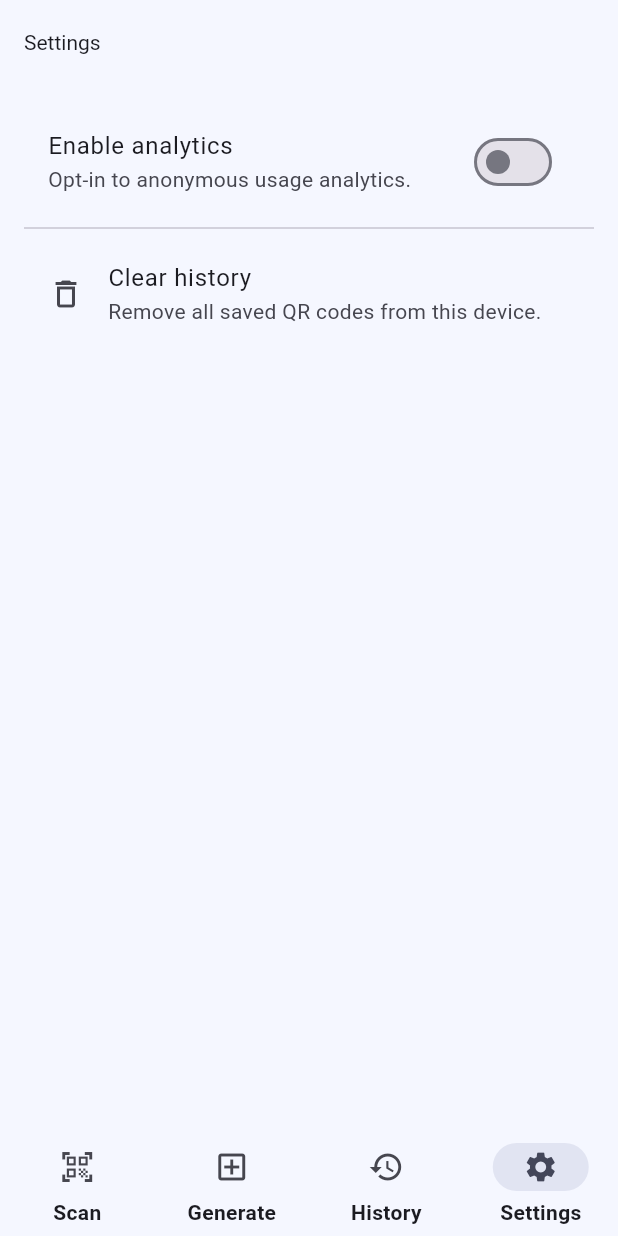
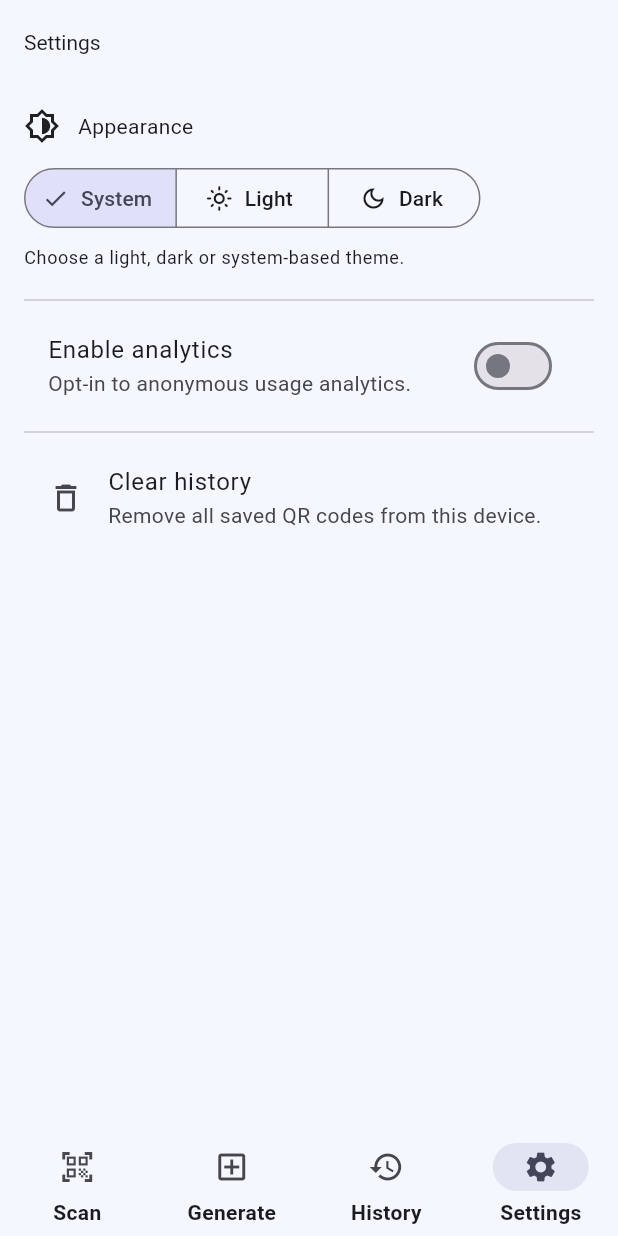
Before and after one commit to maliknomi0/qr-Code-App, a Flutter app: the screen it shows after launch, item 4 of the bottom bar chosen, on a phone screen of 412 x 824 dp. Run offline on Flutter 3.47's test engine with Material 3 defaults, Android fonts, the phone set to English and light mode, and no system bars; our stand-ins replace flutter_riverpod, go_router, hive, hive_flutter, image_gallery_saver, qr_flutter and 3 more; missing offline and left inert: mobile_scanner; accounts and stored records are empty.

Commit message:
Add persistent theme mode selection

```diff
--- a/lib/app/app.dart
+++ b/lib/app/app.dart
@@ -5,6 +5,7 @@ import '../core/logging/logger.dart';
 import 'di/providers.dart';
 import 'router.dart';
 import 'theme/app_theme.dart';
+import 'theme/theme_controller.dart';
 
 class QrToolApp extends ConsumerWidget {
   const QrToolApp({super.key});
@@ -13,12 +14,15 @@ class QrToolApp extends ConsumerWidget {
   Widget build(BuildContext context, WidgetRef ref) {
     final router = ref.watch(appRouterProvider);
     final logger = ref.watch(loggerProvider);
+    final themeMode = ref.watch(themeControllerProvider);
 
     return MaterialApp.router(
       title: 'QR Tool',
       debugShowCheckedModeBanner: false,
       routerConfig: router,
       theme: buildAppTheme(),
+      darkTheme: buildDarkAppTheme(),
+      themeMode: themeMode,
       builder: (context, child) {
         logger.debug(
           'Building app with locale: ' '${Localizations.localeOf(context)}',
--- a/lib/app/bootstrap.dart
+++ b/lib/app/bootstrap.dart
@@ -3,12 +3,16 @@ import 'dart:async';
 import 'package:flutter/material.dart';
 import 'package:flutter_riverpod/flutter_riverpod.dart';
 import 'package:hive_flutter/hive_flutter.dart';
+import 'package:shared_preferences/shared_preferences.dart';
 
 import '../core/logging/logger.dart';
 import 'app.dart';
+import 'theme/theme_controller.dart';
 
 Future<void> bootstrap() async {
   await Hive.initFlutter();
+  final sharedPreferences = await SharedPreferences.getInstance();
+  final themePreferences = ThemePreferences(sharedPreferences);
 
   final logger = AppLogger();
 
@@ -17,6 +21,7 @@ Future<void> bootstrap() async {
       ProviderScope(
         overrides: [
           loggerProvider.overrideWithValue(logger),
+          themePreferencesProvider.overrideWithValue(themePreferences),
         ],
         child: const QrToolApp(),
       ),
--- a/lib/app/theme/app_theme.dart
+++ b/lib/app/theme/app_theme.dart
@@ -1,11 +1,12 @@
 import 'package:flutter/material.dart';
 import 'package:flutter/services.dart';
 
-ThemeData buildAppTheme() {
+ThemeData _buildTheme({required Brightness brightness}) {
+  final isLight = brightness == Brightness.light;
   final colorScheme = ColorScheme.fromSeed(
     seedColor: const Color(0xFF3B5BFF),
-    surface: const Color(0xFFF5F7FF),
-    brightness: Brightness.light,
+    surface: isLight ? const Color(0xFFF5F7FF) : const Color(0xFF11121A),
+    brightness: brightness,
   );
 
   final base = ThemeData(
@@ -18,8 +19,11 @@ ThemeData buildAppTheme() {
     displayColor: colorScheme.onSurface,
   );
 
-  final cardColor = Color.lerp(colorScheme.surface, Colors.white, 0.6) ?? colorScheme.surface;
-  final inputFill = Color.lerp(colorScheme.surface, colorScheme.surfaceVariant, 0.55) ?? colorScheme.surface;
+  final cardColor = isLight
+      ? Color.lerp(colorScheme.surface, Colors.white, 0.6) ?? colorScheme.surface
+      : Color.lerp(colorScheme.surface, colorScheme.surfaceVariant, 0.35) ?? colorScheme.surface;
+  final inputFill = Color.lerp(colorScheme.surface, colorScheme.surfaceVariant, isLight ? 0.55 : 0.3) ??
+      colorScheme.surface;
 
   return base.copyWith(
     colorScheme: colorScheme,
@@ -35,7 +39,7 @@ ThemeData buildAppTheme() {
       centerTitle: false,
       surfaceTintColor: Colors.transparent,
       titleTextStyle: textTheme.titleLarge,
-      systemOverlayStyle: SystemUiOverlayStyle.dark,
+      systemOverlayStyle: isLight ? SystemUiOverlayStyle.dark : SystemUiOverlayStyle.light,
     ),
     cardTheme: base.cardTheme.copyWith(
       margin: EdgeInsets.zero,
@@ -50,7 +54,7 @@ ThemeData buildAppTheme() {
       border: OutlineInputBorder(borderRadius: BorderRadius.circular(20)),
       enabledBorder: OutlineInputBorder(
         borderRadius: BorderRadius.circular(20),
-        borderSide: BorderSide(color: colorScheme.outline.withOpacity(0.3)),
+        borderSide: BorderSide(color: colorScheme.outline.withOpacity(isLight ? 0.3 : 0.5)),
       ),
       focusedBorder: OutlineInputBorder(
         borderRadius: BorderRadius.circular(20),
@@ -71,7 +75,7 @@ ThemeData buildAppTheme() {
       style: OutlinedButton.styleFrom(
         shape: RoundedRectangleBorder(borderRadius: BorderRadius.circular(18)),
         padding: const EdgeInsets.symmetric(horizontal: 20, vertical: 16),
-        side: BorderSide(color: colorScheme.outline.withOpacity(0.35)),
+        side: BorderSide(color: colorScheme.outline.withOpacity(isLight ? 0.35 : 0.6)),
         textStyle: textTheme.titleMedium?.copyWith(fontWeight: FontWeight.w600),
       ),
     ),
@@ -83,7 +87,7 @@ ThemeData buildAppTheme() {
     ),
     sliderTheme: base.sliderTheme.copyWith(
       activeTrackColor: colorScheme.primary,
-      inactiveTrackColor: colorScheme.primary.withOpacity(0.15),
+      inactiveTrackColor: colorScheme.primary.withOpacity(isLight ? 0.15 : 0.25),
       thumbColor: colorScheme.primary,
       overlayColor: colorScheme.primary.withOpacity(0.12),
     ),
@@ -97,7 +101,7 @@ ThemeData buildAppTheme() {
       height: 68,
       elevation: 0,
       backgroundColor: Colors.transparent,
-      indicatorColor: colorScheme.primary.withOpacity(0.12),
+      indicatorColor: colorScheme.primary.withOpacity(isLight ? 0.12 : 0.2),
       labelBehavior: NavigationDestinationLabelBehavior.alwaysShow,
       labelTextStyle: MaterialStateProperty.all(
         textTheme.labelMedium?.copyWith(fontWeight: FontWeight.w600),
@@ -105,3 +109,7 @@ ThemeData buildAppTheme() {
     ),
   );
 }
+
+ThemeData buildAppTheme() => _buildTheme(brightness: Brightness.light);
+
+ThemeData buildDarkAppTheme() => _buildTheme(brightness: Brightness.dark);
--- /dev/null
+++ b/lib/app/theme/theme_controller.dart
@@ -0,0 +1,53 @@
+import 'dart:async';
+
+import 'package:flutter/material.dart';
+import 'package:flutter_riverpod/flutter_riverpod.dart';
+import 'package:shared_preferences/shared_preferences.dart';
+
+const _themeModeKey = 'theme_mode';
+
+class ThemePreferences {
+  ThemePreferences(this._sharedPreferences);
+
+  final SharedPreferences _sharedPreferences;
+
+  ThemeMode loadThemeMode() {
+    final value = _sharedPreferences.getString(_themeModeKey);
+    switch (value) {
+      case 'light':
+        return ThemeMode.light;
+      case 'dark':
+        return ThemeMode.dark;
+      case 'system':
+      default:
+        return ThemeMode.system;
+    }
+  }
+
+  Future<void> saveThemeMode(ThemeMode mode) async {
+    await _sharedPreferences.setString(_themeModeKey, mode.name);
+  }
+}
+
+final themePreferencesProvider = Provider<ThemePreferences>((ref) {
+  throw UnimplementedError('ThemePreferences must be overridden');
+});
+
+class ThemeController extends StateNotifier<ThemeMode> {
+  ThemeController(this._preferences) : super(_preferences.loadThemeMode());
+
+  final ThemePreferences _preferences;
+
+  void setThemeMode(ThemeMode mode) {
+    if (mode == state) {
+      return;
+    }
+    state = mode;
+    unawaited(_preferences.saveThemeMode(mode));
+  }
+}
+
+final themeControllerProvider = StateNotifierProvider<ThemeController, ThemeMode>((ref) {
+  final preferences = ref.watch(themePreferencesProvider);
+  return ThemeController(preferences);
+});
--- a/lib/features/settings/presentation/settings_screen.dart
+++ b/lib/features/settings/presentation/settings_screen.dart
@@ -2,6 +2,7 @@ import 'package:flutter/material.dart';
 import 'package:flutter_riverpod/flutter_riverpod.dart';
 
 import '../../../app/di/providers.dart';
+import '../../../app/theme/theme_controller.dart';
 
 class SettingsScreen extends ConsumerWidget {
   const SettingsScreen({super.key});
@@ -9,13 +10,46 @@ class SettingsScreen extends ConsumerWidget {
   @override
   Widget build(BuildContext context, WidgetRef ref) {
     final state = ref.watch(settingsVmProvider);
-    final notifier = ref.watch(settingsVmProvider.notifier);
+    final notifier = ref.read(settingsVmProvider.notifier);
+    final themeMode = ref.watch(themeControllerProvider);
+    final themeController = ref.read(themeControllerProvider.notifier);
 
     return Scaffold(
       appBar: AppBar(title: const Text('Settings')),
       body: ListView(
         padding: const EdgeInsets.all(16),
         children: [
+          Padding(
+            padding: const EdgeInsets.only(bottom: 12),
+            child: Column(
+              crossAxisAlignment: CrossAxisAlignment.start,
+              children: [
+                Row(
+                  children: const [
+                    Icon(Icons.brightness_6_outlined),
+                    SizedBox(width: 12),
+                    Text('Appearance'),
+                  ],
+                ),
+                const SizedBox(height: 12),
+                SegmentedButton<ThemeMode>(
+                  segments: const [
+                    ButtonSegment(value: ThemeMode.system, label: Text('System'), icon: Icon(Icons.settings_suggest_outlined)),
+                    ButtonSegment(value: ThemeMode.light, label: Text('Light'), icon: Icon(Icons.light_mode_outlined)),
+                    ButtonSegment(value: ThemeMode.dark, label: Text('Dark'), icon: Icon(Icons.dark_mode_outlined)),
+                  ],
+                  selected: {themeMode},
+                  onSelectionChanged: (selection) => themeController.setThemeMode(selection.first),
+                ),
+                const SizedBox(height: 8),
+                Text(
+                  'Choose a light, dark or system-based theme.',
+                  style: Theme.of(context).textTheme.bodySmall,
+                ),
+              ],
+            ),
+          ),
+          const Divider(),
           SwitchListTile(
             value: state.analyticsEnabled,
             onChanged: notifier.setAnalytics,
```
